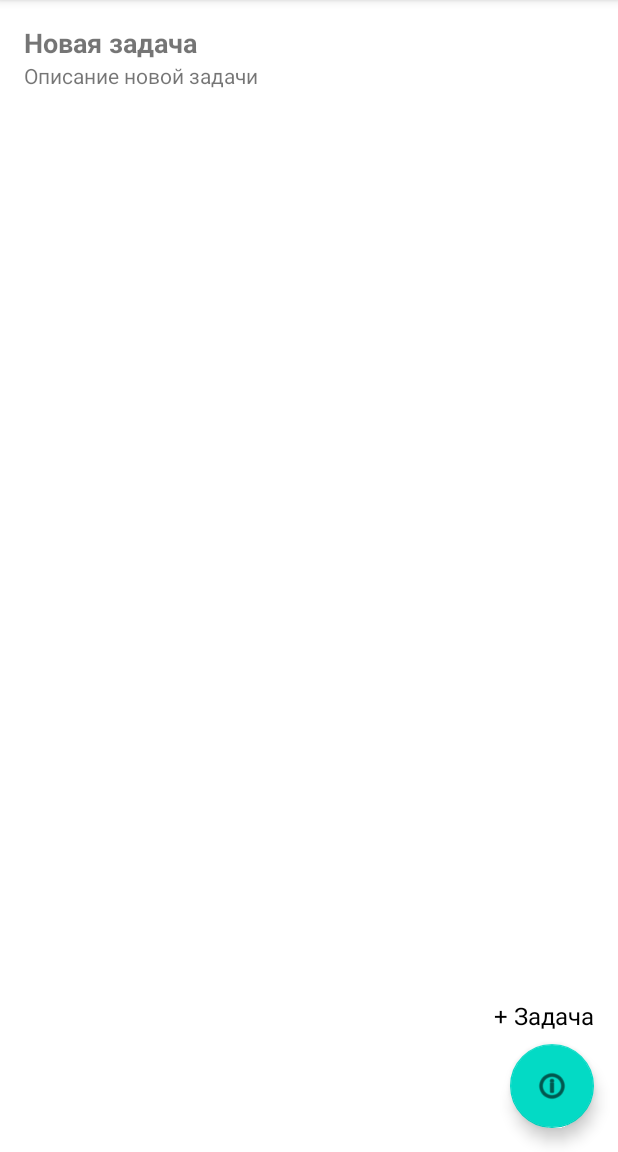
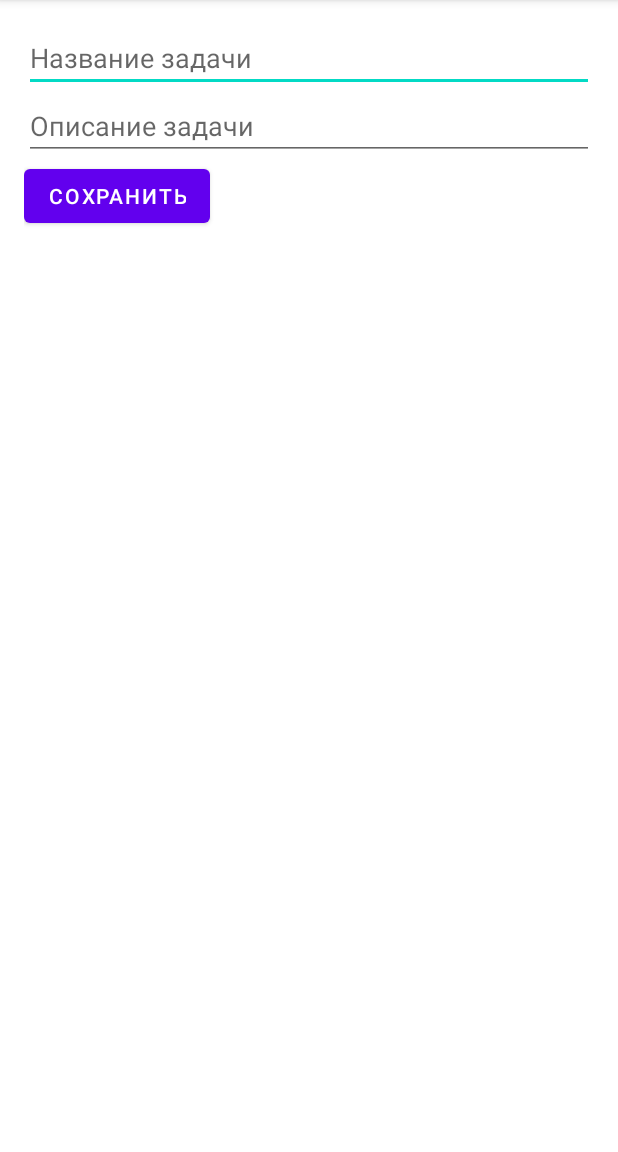
Before and after one commit to 96igor/AndroidAppToDoList, an Android app: the screen it shows after launch (MainActivity before the commit, AddTaskActivity after it), after a tap on "Add Task", on a phone screen of 412 x 824 dp, the part 84-1236 px from its top. Run offline under Robolectric (Android 15) with nearby library versions, the phone set to English and light mode, and no system bars.

Commit message:
add task activity

```diff
--- a/app/src/main/AndroidManifest.xml
+++ b/app/src/main/AndroidManifest.xml
@@ -23,6 +23,9 @@
             </intent-filter>
         </activity>
 
+        <!-- Добавляем AddTaskActivity -->
+        <activity android:name=".AddTaskActivity" android:exported="false" />
+
     </application>
 
 </manifest>
--- /dev/null
+++ b/app/src/main/java/com/todolist/notations/appandroidtodo/todolistandroid/freeqrapp/AddTaskActivity.java
@@ -0,0 +1,42 @@
+package com.todolist.notations.appandroidtodo.todolistandroid.freeqrapp;
+
+import android.content.Intent;
+import android.os.Bundle;
+import android.view.View;
+import android.widget.Button;
+import android.widget.EditText;
+import androidx.appcompat.app.AppCompatActivity;
+
+public class AddTaskActivity extends AppCompatActivity {
+
+    private EditText editTextTitle;
+    private EditText editTextDescription;
+    private Button buttonSave;
+
+    @Override
+    protected void onCreate(Bundle savedInstanceState) {
+        super.onCreate(savedInstanceState);
+        setContentView(R.layout.activity_add_task);
+
+        // Инициализация элементов
+        editTextTitle = findViewById(R.id.edit_text_title);
+        editTextDescription = findViewById(R.id.edit_text_description);
+        buttonSave = findViewById(R.id.button_save);
+
+        // Установка действия для кнопки сохранения
+        buttonSave.setOnClickListener(new View.OnClickListener() {
+            @Override
+            public void onClick(View v) {
+                String title = editTextTitle.getText().toString();
+                String description = editTextDescription.getText().toString();
+
+                // Возвращаем результат в MainActivity
+                Intent resultIntent = new Intent();
+                resultIntent.putExtra("title", title);
+                resultIntent.putExtra("description", description);
+                setResult(RESULT_OK, resultIntent);
+                finish(); // Закрыть активность после добавления задачи
+            }
+        });
+    }
+}
--- a/app/src/main/java/com/todolist/notations/appandroidtodo/todolistandroid/freeqrapp/MainActivity.java
+++ b/app/src/main/java/com/todolist/notations/appandroidtodo/todolistandroid/freeqrapp/MainActivity.java
@@ -1,11 +1,13 @@
 package com.todolist.notations.appandroidtodo.todolistandroid.freeqrapp;
 
 import android.content.Context;
+import android.content.Intent;
 import android.content.SharedPreferences;
 import android.os.Bundle;
 import android.view.View;
 import android.widget.EditText;
 import android.widget.Toast;
+import androidx.annotation.Nullable;
 import androidx.appcompat.app.AlertDialog;
 import androidx.appcompat.app.AppCompatActivity;
 import androidx.recyclerview.widget.LinearLayoutManager;
@@ -24,6 +26,7 @@ public class MainActivity extends AppCompatActivity {
     private TaskAdapter taskAdapter;
     private List<Task> taskList;
     private FloatingActionButton fabAddTask;
+    private static final int REQUEST_CODE_ADD_TASK = 1; // Код для возврата результата
 
     @Override
     protected void onCreate(Bundle savedInstanceState) {
@@ -52,11 +55,27 @@ public class MainActivity extends AppCompatActivity {
         recyclerView.setLayoutManager(new LinearLayoutManager(this));
         recyclerView.setAdapter(taskAdapter);
 
-        // Добавление новой задачи при нажатии на FloatingActionButton
-        fabAddTask.setOnClickListener(view -> {
-            addNewTask("Новая задача", "Описание новой задачи");
-            Toast.makeText(MainActivity.this, "Задача добавлена", Toast.LENGTH_SHORT).show();
-        });
+        // Открытие формы для добавления новой задачи при нажатии на FloatingActionButton
+        fabAddTask.setOnClickListener(view -> openAddTaskForm());
+    }
+
+    // Метод для открытия формы добавления новой задачи
+    private void openAddTaskForm() {
+        Intent intent = new Intent(MainActivity.this, AddTaskActivity.class);
+        startActivityForResult(intent, REQUEST_CODE_ADD_TASK); // Старт активности для добавления задачи
+    }
+
+    @Override
+    protected void onActivityResult(int requestCode, int resultCode, @Nullable Intent data) {
+        super.onActivityResult(requestCode, resultCode, data);
+        if (requestCode == REQUEST_CODE_ADD_TASK && resultCode == RESULT_OK) {
+            if (data != null) {
+                String title = data.getStringExtra("title");
+                String description = data.getStringExtra("description");
+
+                addNewTask(title, description); // Добавление новой задачи
+            }
+        }
     }
 
     // Метод для добавления новой задачи
--- /dev/null
+++ b/app/src/main/res/layout/activity_add_task.xml
@@ -0,0 +1,26 @@
+<?xml version="1.0" encoding="utf-8"?>
+<LinearLayout xmlns:android="http://schemas.android.com/apk/res/android"
+    android:layout_width="match_parent"
+    android:layout_height="match_parent"
+    android:orientation="vertical"
+    android:padding="16dp">
+
+    <EditText
+        android:id="@+id/edit_text_title"
+        android:layout_width="match_parent"
+        android:layout_height="wrap_content"
+        android:hint="Название задачи" />
+
+    <EditText
+        android:id="@+id/edit_text_description"
+        android:layout_width="match_parent"
+        android:layout_height="wrap_content"
+        android:hint="Описание задачи" />
+
+    <Button
+        android:id="@+id/button_save"
+        android:layout_width="wrap_content"
+        android:layout_height="wrap_content"
+        android:text="Сохранить" />
+
+</LinearLayout>
```
